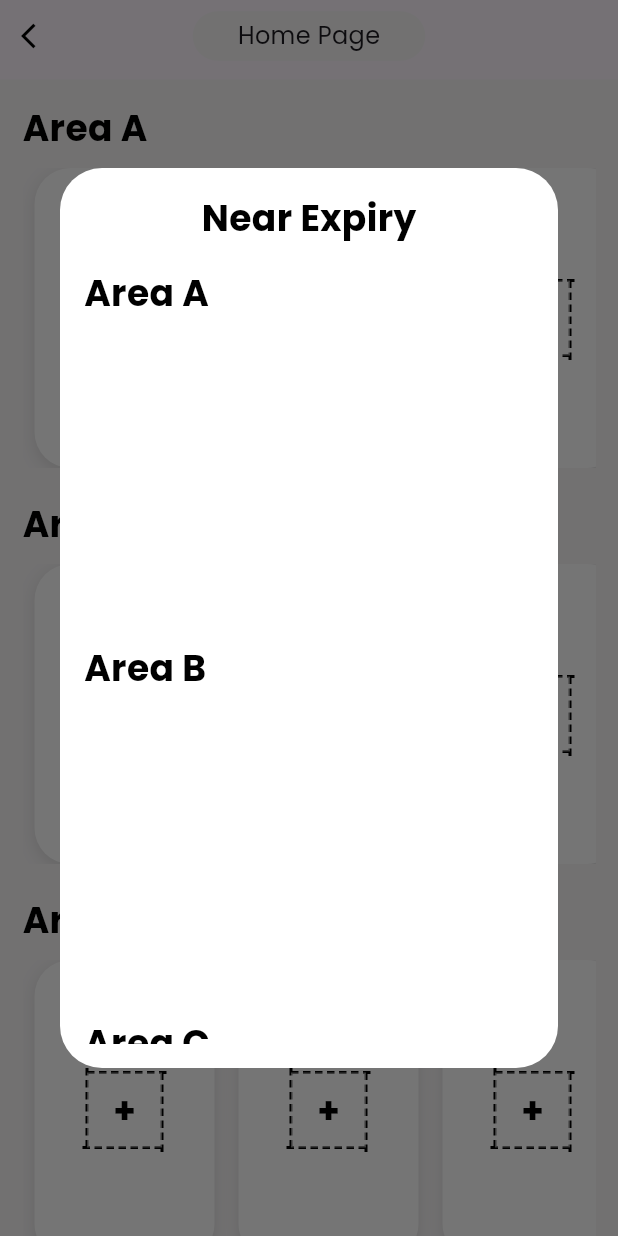
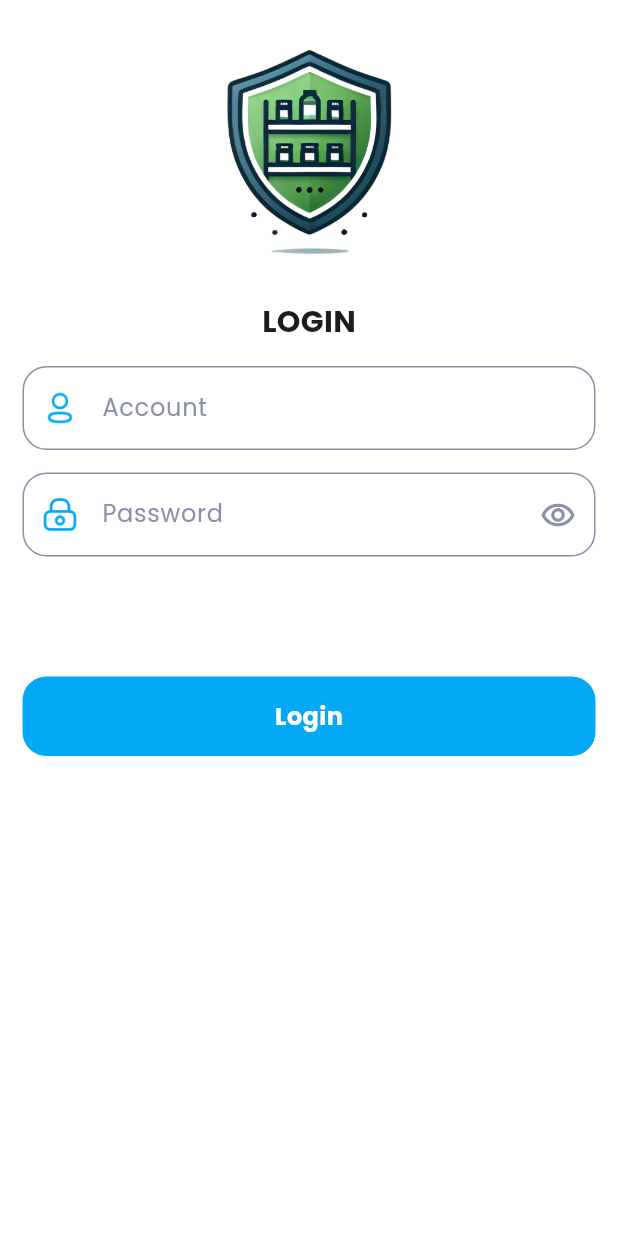
Before and after one commit to spad0604/inventory-management, a Flutter app: the screen it shows after launch, on a phone screen of 412 x 824 dp. Run offline on Flutter 3.47's test engine with Material 3 defaults, Android fonts, the phone set to English and light mode, and no system bars; our stand-ins replace camera, firebase_auth, firebase_core, firebase_database, flutter_easyloading, flutter_local_notifications and 2 more; missing offline and left inert: google_ml_kit, workmanager; accounts and stored records are empty.

Commit message:
Update login

```diff
--- a/lib/camera/controllers/image_preview_controller/image_preview_controller.dart
+++ b/lib/camera/controllers/image_preview_controller/image_preview_controller.dart
@@ -165,6 +165,7 @@ class ImagePreviewController extends SuperController {
     }
 
     final ItemModel itemModel = ItemModel(
+        '${productNameController.text}_${areaController.text}_${orderController.text}',
         areaController.text,
         productNameController.text,
         expiryController.text,
--- /dev/null
+++ b/lib/firebase_service/authencation_service.dart
@@ -0,0 +1,46 @@
+import 'package:firebase_auth/firebase_auth.dart';
+import 'package:shared_preferences/shared_preferences.dart';
+
+class AuthenticationService {
+  final FirebaseAuth _firebaseAuth = FirebaseAuth.instance;
+
+  // Sign in with email and password
+  Future signInWithEmailAndPassword(String email, String password) async {
+    try {
+      UserCredential userCredential = await _firebaseAuth.signInWithEmailAndPassword(
+          email: email,
+          password: password);
+      SharedPreferences preferences = await SharedPreferences.getInstance();
+      await preferences.setBool('isLogin', true);
+      await preferences.setString('account', email);
+      await preferences.setString('password', password);
+      return userCredential;
+    } on FirebaseAuthException catch (e) {
+      return e.message;
+    }
+  }
+
+  // Register with email and password
+  Future registerWithEmailAndPassword(String email, String password) async {
+    try {
+      UserCredential userCredential = await _firebaseAuth.createUserWithEmailAndPassword(
+          email: email,
+          password: password);
+      return userCredential;
+    } on FirebaseAuthException catch (e) {
+      return e.message;
+    }
+  }
+
+  // Sign out
+  Future signOut() async {
+    SharedPreferences preferences = await SharedPreferences.getInstance();
+    preferences.setBool('isLogin', false);
+    await _firebaseAuth.signOut();
+  }
+
+  // Get current user
+  Future getCurrentUser() async {
+    return _firebaseAuth.currentUser;
+  }
+}
--- a/lib/home_page/controllers/home_page_controller/home_page_binding.dart
+++ b/lib/home_page/controllers/home_page_controller/home_page_binding.dart
@@ -1,5 +1,6 @@
 import 'package:get/get.dart';
 import 'package:la_tech/camera/controllers/camera_controller/camera_controller.dart';
+import 'package:la_tech/firebase_service/authencation_service.dart';
 import 'package:la_tech/home_page/controllers/home_page_controller/home_page_controller.dart';
 
 class HomePageBinding extends Bindings {
@@ -8,5 +9,7 @@ class HomePageBinding extends Bindings {
     Get.lazyPut(HomePageController.new);
 
     Get.put(AppCameraController.new);
+
+    Get.lazyPut(() => AuthenticationService());
   }
 }
--- a/lib/home_page/views/home_page_views/home_page_view.dart
+++ b/lib/home_page/views/home_page_views/home_page_view.dart
@@ -20,7 +20,10 @@ class HomePageView extends GetView<HomePageController> {
             physics: const AlwaysScrollableScrollPhysics(),
             child: Column(
               children: [
-                const AppBarWidget(pageName: 'Home Page'),
+                AppBarWidget(
+                  pageName: 'Home Page',
+                  arrowBack: controller.showLogoutDialog,
+                ),
                 Container(
                   color: const Color(0xFFF8F6F7),
                   padding: const EdgeInsets.all(15),
@@ -48,8 +51,8 @@ class HomePageView extends GetView<HomePageController> {
                                 (index) {
                                   var item = controller.listItemClassA[index];
                                   return Padding(
-                                    padding:
-                                        const EdgeInsets.symmetric(horizontal: 8.0),
+                                    padding: const EdgeInsets.symmetric(
+                                        horizontal: 8.0),
                                     child: ShoppingItem(
                                       area: item.className,
                                       order: item.order,
@@ -60,7 +63,8 @@ class HomePageView extends GetView<HomePageController> {
                                       soldFunction: () {
                                         controller.showDeletePopup(
                                           context,
-                                          () => controller.deleteItem(item, null),
+                                          () =>
+                                              controller.deleteItem(item, null),
                                         );
                                       },
                                     ),
@@ -92,8 +96,8 @@ class HomePageView extends GetView<HomePageController> {
                                 (index) {
                                   var item = controller.listItemClassB[index];
                                   return Padding(
-                                    padding:
-                                        const EdgeInsets.symmetric(horizontal: 8.0),
+                                    padding: const EdgeInsets.symmetric(
+                                        horizontal: 8.0),
                                     child: ShoppingItem(
                                       area: item.className,
                                       order: item.order,
@@ -104,7 +108,8 @@ class HomePageView extends GetView<HomePageController> {
                                       soldFunction: () {
                                         controller.showDeletePopup(
                                           context,
-                                          () => controller.deleteItem(item, null),
+                                          () =>
+                                              controller.deleteItem(item, null),
                                         );
                                       },
                                     ),
@@ -136,8 +141,8 @@ class HomePageView extends GetView<HomePageController> {
                                 (index) {
                                   var item = controller.listItemClassC[index];
                                   return Padding(
-                                    padding:
-                                        const EdgeInsets.symmetric(horizontal: 8.0),
+                                    padding: const EdgeInsets.symmetric(
+                                        horizontal: 8.0),
                                     child: ShoppingItem(
                                       area: item.className,
                                       order: item.order,
@@ -149,7 +154,8 @@ class HomePageView extends GetView<HomePageController> {
                                       soldFunction: () {
                                         controller.showDeletePopup(
                                           context,
-                                          () => controller.deleteItem(item, null),
+                                          () =>
+                                              controller.deleteItem(item, null),
                                         );
                                       },
                                     ),
--- /dev/null
+++ b/lib/login_page/login_page_controller/login_page_controller.dart
@@ -0,0 +1,68 @@
+import 'package:firebase_auth/firebase_auth.dart';
+import 'package:flutter/widgets.dart';
+import 'package:flutter_easyloading/flutter_easyloading.dart';
+import 'package:get/get.dart';
+import 'package:la_tech/env/app_navigator.dart';
+import 'package:la_tech/firebase_service/authencation_service.dart';
+import 'package:shared_preferences/shared_preferences.dart';
+
+class LoginPageController extends SuperController {
+  final AuthenticationService authenticationService = Get.find();
+
+  TextEditingController account = TextEditingController();
+  TextEditingController password = TextEditingController();
+  RxBool isShowPassword = true.obs;
+
+  @override
+  void onInit() async {
+     SharedPreferences sharedPreferences = await SharedPreferences.getInstance();
+     if(sharedPreferences.getBool('isLogin') == true){
+       account.text = sharedPreferences.getString('account') ?? '';
+       password.text = sharedPreferences.getString('password') ?? '';
+       await onPressedButton();
+     }
+    super.onInit();
+  }
+
+  Future<void> onPressedButton() async {
+    EasyLoading.show(status: 'Login...');
+    var result = await authenticationService.signInWithEmailAndPassword(
+        account.text, password.text);
+    if (result is UserCredential) {
+      N.toHomePage();
+      print("Đăng nhập thành công: ${result.user?.email}");
+      Get.snackbar("Thành công", "Đăng nhập thành công",
+          snackPosition: SnackPosition.BOTTOM);
+    } else if (result is String) {
+      // Đăng nhập thất bại, hiển thị thông báo lỗi
+      print("Lỗi: $result");
+      Get.snackbar("Lỗi", result, snackPosition: SnackPosition.BOTTOM);
+    }
+    EasyLoading.dismiss();
+  }
+
+  @override
+  void onDetached() {
+    // TODO: implement onDetached
+  }
+
+  @override
+  void onHidden() {
+    // TODO: implement onHidden
+  }
+
+  @override
+  void onInactive() {
+    // TODO: implement onInactive
+  }
+
+  @override
+  void onPaused() {
+    // TODO: implement onPaused
+  }
+
+  @override
+  void onResumed() {
+    // TODO: implement onResumed
+  }
+}
--- /dev/null
+++ b/lib/login_page/login_page_view/login_page_screen.dart
@@ -0,0 +1,161 @@
+import 'package:flutter/material.dart';
+import 'package:get/get.dart';
+import 'package:la_tech/login_page/login_page_controller/login_page_controller.dart';
+
+class LoginPageScreen extends GetView<LoginPageController> {
+  const LoginPageScreen({super.key});
+
+  @override
+  Widget build(BuildContext context) {
+    return Scaffold(
+      backgroundColor: Colors.white,
+      body: SafeArea(
+        child: SingleChildScrollView(
+          child: Column(
+            children: [
+              Image.asset(
+                'assets/images/png/icon_app.png',
+                width: 200,
+                height: 200,
+              ),
+              const Text(
+                'LOGIN',
+                style: TextStyle(
+                  fontSize: 20,
+                  fontWeight: FontWeight.bold,
+                ),
+              ),
+              Container(
+                padding: const EdgeInsets.all(15),
+                child: Column(
+                  children: [
+                    CustomTextFieldWidget(
+                      hintText: 'Account',
+                      isPassword: false,
+                      textEditingController: controller.account,
+                      prefixIcon: Container(
+                        padding: const EdgeInsets.all(12),
+                        child: Image.asset('assets/images/png/account_ic.png',
+                            width: 10, color: Colors.lightBlue),
+                      ),
+                    ),
+                    const SizedBox(height: 15,),
+                    Obx(
+                      () => CustomTextFieldWidget(
+                        showPassword: controller.isShowPassword.value,
+                        showPasswordPressed: () {
+                          controller.isShowPassword.value = !controller.isShowPassword.value;
+                        },
+                        hintText: 'Password',
+                        isPassword: true,
+                        textEditingController: controller.password,
+                        prefixIcon: Container(
+                          padding: const EdgeInsets.all(12),
+                          child: Image.asset('assets/images/png/lock_ic.png',
+                              width: 10, color: Colors.lightBlue),
+                        ),
+                      ),
+                    ),
+                    const SizedBox(height: 80,),
+
+                    GestureDetector(
+                      onTap: () {
+                        controller.onPressedButton();
+                      },
+                      child: Container(
+                        padding: const EdgeInsets.all(15),
+                        decoration: BoxDecoration(
+                          borderRadius: BorderRadius.circular(16),
+                          color: Colors.lightBlue
+                        ),
+                        child: const Center(
+                          child: Text(
+                            'Login',
+                            style: TextStyle(
+                              color: Colors.white,
+                              fontSize: 16,
+                              fontWeight: FontWeight.bold
+                            ),
+                          ),
+                        ),
+                      ),
+                    )
+                  ],
+                ),
+              )
+            ],
+          ),
+        ),
+      ),
+    );
+  }
+}
+
+class CustomTextFieldWidget extends StatelessWidget {
+  const CustomTextFieldWidget(
+      {super.key,
+      this.textEditingController,
+      this.hintText,
+      this.prefixIcon,
+      this.isPassword = false,
+      this.showPassword,
+      this.showPasswordPressed,
+      this.onChanged,
+      this.readOnly,
+      this.autofillHints});
+
+  final TextEditingController? textEditingController;
+  final String? hintText;
+  final Widget? prefixIcon;
+  final bool isPassword;
+  final bool? showPassword;
+  final Function()? showPasswordPressed;
+  final Function(String)? onChanged;
+  final bool? readOnly;
+  final Iterable<String>? autofillHints;
+  @override
+  Widget build(BuildContext context) {
+    return Container(
+      height: 56,
+      decoration: BoxDecoration(
+        color: Colors.white,
+        borderRadius: BorderRadius.circular(16),
+        border: Border.all(color: const Color(0xFF8B90A7), width: 1),
+      ),
+      child: TextField(
+        autofillHints: autofillHints,
+        style:
+            const TextStyle(color: Colors.black, fontWeight: FontWeight.w600),
+        readOnly: readOnly ?? false,
+        controller: textEditingController,
+        obscureText: showPassword ?? false,
+        onChanged: onChanged,
+        decoration: InputDecoration(
+          prefixIcon: prefixIcon,
+          hintText: hintText,
+          hintStyle: const TextStyle(
+            fontWeight: FontWeight.w400,
+            fontSize: 16,
+            color: Color(0xFF8B90A7),
+          ),
+          border: InputBorder.none,
+          suffixIcon: isPassword
+              ? IconButton(
+                  icon: Icon(
+                    showPassword == false
+                        ? Icons.visibility_off_outlined
+                        : Icons.remove_red_eye_outlined,
+                    color: const Color(0xFF8B90A7),
+                  ),
+                  onPressed: () {
+                    showPasswordPressed!();
+                  },
+                )
+              : null,
+          contentPadding:
+              const EdgeInsets.symmetric(horizontal: 16, vertical: 16),
+        ),
+      ),
+    );
+  }
+}
--- a/lib/main.dart
+++ b/lib/main.dart
@@ -7,6 +7,8 @@ import 'package:flutter_easyloading/flutter_easyloading.dart';
 import 'package:flutter_local_notifications/flutter_local_notifications.dart';
 import 'package:get/get.dart';
 import 'package:intl/intl.dart';
+import 'package:la_tech/login_page/login_page_controller/login_page_controller.dart';
+import 'package:la_tech/login_page/login_page_view/login_page_screen.dart';
 import 'package:workmanager/workmanager.dart';
 
 import 'env/app_route.dart';
@@ -35,12 +37,12 @@ void main() async {
 
   // Đăng ký tác vụ lặp lại
   Workmanager().registerPeriodicTask(
-    "1",
+    taskCheckExpiry,
     taskCheckExpiry,
     frequency: const Duration(minutes: 15), // Thay đổi tùy yêu cầu
   );
 
-  Get.lazyPut(() => HomePageController());
+  Get.lazyPut(() => LoginPageController());
   runApp(const MyApp());
 }
 
@@ -74,7 +76,7 @@ void callbackDispatcher() {
       String notification = "";
       List<String> notifications = [];
 
-      final snapshot = await databaseRef.child('/').get();
+      final snapshot = await databaseRef.child('/data').get();
       if (snapshot.exists) {
         final data = snapshot.value as Map<dynamic, dynamic>;
         final now = DateTime.now();
@@ -138,9 +140,9 @@ class _MyAppState extends State<MyApp> {
     return GetMaterialApp(
       theme: ThemeData(fontFamily: 'Poppins'),
       debugShowCheckedModeBanner: false,
-      initialRoute: AppRoute.HOME_PAGE,
+      initialRoute: AppRoute.LOGIN_PAGE,
       getPages: AppRoute.generateGetPages,
-      home: const HomePageView(),
+      home: LoginPageScreen(),
       builder: EasyLoading.init(),
     );
   }
--- a/lib/model/item_model.dart
+++ b/lib/model/item_model.dart
@@ -1,6 +1,7 @@
 import 'expiry_enum.dart';
 
 class ItemModel {
+  final String key;
   final String className;
   final String productName;
   final int order;
@@ -8,5 +9,5 @@ class ItemModel {
   final Expiry status;
   final String? imagePath;
 
-  ItemModel(this.className, this.productName, this.expiry, this.status, this.order, this.imagePath);
+  ItemModel(this.key, this.className, this.productName, this.expiry, this.status, this.order, this.imagePath);
 }
--- a/pubspec.yaml
+++ b/pubspec.yaml
@@ -56,6 +56,7 @@ dependencies:
   flutter_background_service: ^5.0.10
   worker_manager: ^7.2.2
   workmanager: ^0.5.2
+  firebase_auth: ^5.3.4
 
 dev_dependencies:
   flutter_test:
@@ -84,6 +85,7 @@ flutter:
   assets:
     - assets/images/png/item.png
     - assets/fonts/
+    - assets/images/png/
   fonts:
     - family: Poppins
       fonts:
```
Also changed, not shown: lib/firebase_service/firebase_service.dart (+62 -12 lines), lib/home_page/controllers/home_page_controller/home_page_controller.dart (+92 -11 lines), lib/login_page/login_page_controller/login_page_binding.dart (added, +12 -0 lines), assets/images/png/account_ic.png (added), assets/images/png/lock_ic.png (added), pubspec.lock, 6 other files. Lines whose indentation alone changed are shown as unchanged.
